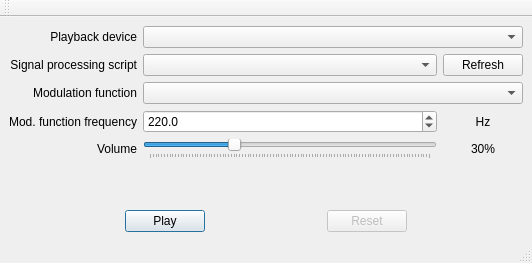
First picture: the form in src/wavegen.ui, repository kb1p/WaveGen, before the edit.
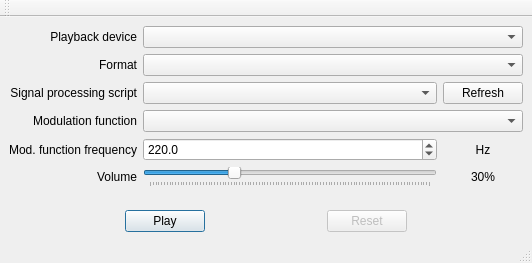
Second picture: the form after the edit.

Commit message: Allow format selection

```diff
--- a/src/wavegen.ui
+++ b/src/wavegen.ui
@@ -27,17 +27,84 @@
     </sizepolicy>
    </property>
    <layout class="QGridLayout" name="gridLayout">
-    <item row="2" column="0">
-     <widget class="QLabel" name="label_4">
+    <item row="3" column="1" colspan="2">
+     <widget class="QComboBox" name="cbxFunction">
+      <property name="statusTip">
+       <string>Choose the function to modulate audio wave</string>
+      </property>
+     </widget>
+    </item>
+    <item row="4" column="0">
+     <widget class="QLabel" name="label_5">
       <property name="text">
-       <string>Modulation function</string>
+       <string>Mod. function frequency</string>
       </property>
       <property name="alignment">
        <set>Qt::AlignRight|Qt::AlignTrailing|Qt::AlignVCenter</set>
       </property>
      </widget>
     </item>
-    <item row="6" column="0" colspan="3">
+    <item row="5" column="0">
+     <widget class="QLabel" name="label_3">
+      <property name="text">
+       <string>Volume</string>
+      </property>
+      <property name="alignment">
+       <set>Qt::AlignRight|Qt::AlignTrailing|Qt::AlignVCenter</set>
+      </property>
+     </widget>
+    </item>
+    <item row="5" column="1">
+     <widget class="QSlider" name="slVolume">
+      <property name="maximum">
+       <number>100</number>
+      </property>
+      <property name="value">
+       <number>30</number>
+      </property>
+      <property name="orientation">
+       <enum>Qt::Horizontal</enum>
+      </property>
+      <property name="tickPosition">
+       <enum>QSlider::TicksBelow</enum>
+      </property>
+     </widget>
+    </item>
+    <item row="0" column="0">
+     <widget class="QLabel" name="label">
+      <property name="text">
+       <string>Playback device</string>
+      </property>
+      <property name="alignment">
+       <set>Qt::AlignRight|Qt::AlignTrailing|Qt::AlignVCenter</set>
+      </property>
+     </widget>
+    </item>
+    <item row="2" column="1">
+     <widget class="QComboBox" name="cbxScript">
+      <property name="statusTip">
+       <string>Choose the modulation script</string>
+      </property>
+     </widget>
+    </item>
+    <item row="0" column="1" colspan="2">
+     <widget class="QComboBox" name="cbxDevice">
+      <property name="statusTip">
+       <string>Choose the playback device</string>
+      </property>
+     </widget>
+    </item>
+    <item row="2" column="2">
+     <widget class="QPushButton" name="btnRefresh">
+      <property name="statusTip">
+       <string>Reload the modulation script</string>
+      </property>
+      <property name="text">
+       <string>Refresh</string>
+      </property>
+     </widget>
+    </item>
+    <item row="7" column="0" colspan="3">
      <spacer name="verticalSpacer">
       <property name="orientation">
        <enum>Qt::Vertical</enum>
@@ -50,17 +117,32 @@
       </property>
      </spacer>
     </item>
-    <item row="4" column="0">
-     <widget class="QLabel" name="label_3">
-      <property name="text">
-       <string>Volume</string>
+    <item row="4" column="1">
+     <widget class="QDoubleSpinBox" name="txtFrequency">
+      <property name="toolTip">
+       <string/>
       </property>
-      <property name="alignment">
-       <set>Qt::AlignRight|Qt::AlignTrailing|Qt::AlignVCenter</set>
+      <property name="statusTip">
+       <string>Choose modulation frequency. Allowed range: 0 ~ 10000</string>
+      </property>
+      <property name="suffix">
+       <string/>
+      </property>
+      <property name="decimals">
+       <number>1</number>
+      </property>
+      <property name="maximum">
+       <double>10000.000000000000000</double>
+      </property>
+      <property name="singleStep">
+       <double>10.000000000000000</double>
+      </property>
+      <property name="value">
+       <double>220.000000000000000</double>
       </property>
      </widget>
     </item>
-    <item row="7" column="0" colspan="3">
+    <item row="8" column="0" colspan="3">
      <layout class="QHBoxLayout" name="horizontalLayout" stretch="0,0">
       <property name="sizeConstraint">
        <enum>QLayout::SetDefaultConstraint</enum>
@@ -108,67 +190,7 @@
       </item>
      </layout>
     </item>
-    <item row="1" column="0">
-     <widget class="QLabel" name="label_2">
-      <property name="text">
-       <string>Signal processing script</string>
-      </property>
-      <property name="alignment">
-       <set>Qt::AlignRight|Qt::AlignTrailing|Qt::AlignVCenter</set>
-      </property>
-     </widget>
-    </item>
-    <item row="0" column="1" colspan="2">
-     <widget class="QComboBox" name="cbxDevice">
-      <property name="statusTip">
-       <string>Choose the playback device</string>
-      </property>
-     </widget>
-    </item>
-    <item row="0" column="0">
-     <widget class="QLabel" name="label">
-      <property name="text">
-       <string>Playback device</string>
-      </property>
-      <property name="alignment">
-       <set>Qt::AlignRight|Qt::AlignTrailing|Qt::AlignVCenter</set>
-      </property>
-     </widget>
-    </item>
-    <item row="1" column="2">
-     <widget class="QPushButton" name="btnRefresh">
-      <property name="statusTip">
-       <string>Reload the modulation script</string>
-      </property>
-      <property name="text">
-       <string>Refresh</string>
-      </property>
-     </widget>
-    </item>
-    <item row="4" column="1">
-     <widget class="QSlider" name="slVolume">
-      <property name="maximum">
-       <number>100</number>
-      </property>
-      <property name="value">
-       <number>30</number>
-      </property>
-      <property name="orientation">
-       <enum>Qt::Horizontal</enum>
-      </property>
-      <property name="tickPosition">
-       <enum>QSlider::TicksBelow</enum>
-      </property>
-     </widget>
-    </item>
-    <item row="2" column="1" colspan="2">
-     <widget class="QComboBox" name="cbxFunction">
-      <property name="statusTip">
-       <string>Choose the function to modulate audio wave</string>
-      </property>
-     </widget>
-    </item>
-    <item row="4" column="2">
+    <item row="5" column="2">
      <widget class="QLabel" name="txtVolume">
       <property name="text">
        <string>30%</string>
@@ -178,49 +200,17 @@
       </property>
      </widget>
     </item>
-    <item row="1" column="1">
-     <widget class="QComboBox" name="cbxScript">
-      <property name="statusTip">
-       <string>Choose the modulation script</string>
-      </property>
-     </widget>
-    </item>
     <item row="3" column="0">
-     <widget class="QLabel" name="label_5">
+     <widget class="QLabel" name="label_4">
       <property name="text">
-       <string>Mod. function frequency</string>
+       <string>Modulation function</string>
       </property>
       <property name="alignment">
        <set>Qt::AlignRight|Qt::AlignTrailing|Qt::AlignVCenter</set>
       </property>
      </widget>
     </item>
-    <item row="3" column="1">
-     <widget class="QDoubleSpinBox" name="txtFrequency">
-      <property name="toolTip">
-       <string/>
-      </property>
-      <property name="statusTip">
-       <string>Choose modulation frequency. Allowed range: 0 ~ 10000</string>
-      </property>
-      <property name="suffix">
-       <string/>
-      </property>
-      <property name="decimals">
-       <number>1</number>
-      </property>
-      <property name="maximum">
-       <double>10000.000000000000000</double>
-      </property>
-      <property name="singleStep">
-       <double>10.000000000000000</double>
-      </property>
-      <property name="value">
-       <double>220.000000000000000</double>
-      </property>
-     </widget>
-    </item>
-    <item row="3" column="2">
+    <item row="4" column="2">
      <widget class="QLabel" name="label_6">
       <property name="text">
        <string>Hz</string>
@@ -230,6 +220,29 @@
       </property>
      </widget>
     </item>
+    <item row="2" column="0">
+     <widget class="QLabel" name="label_2">
+      <property name="text">
+       <string>Signal processing script</string>
+      </property>
+      <property name="alignment">
+       <set>Qt::AlignRight|Qt::AlignTrailing|Qt::AlignVCenter</set>
+      </property>
+     </widget>
+    </item>
+    <item row="1" column="1" colspan="2">
+     <widget class="QComboBox" name="cbxFormat"/>
+    </item>
+    <item row="1" column="0">
+     <widget class="QLabel" name="label_7">
+      <property name="text">
+       <string>Format</string>
+      </property>
+      <property name="alignment">
+       <set>Qt::AlignRight|Qt::AlignTrailing|Qt::AlignVCenter</set>
+      </property>
+     </widget>
+    </item>
    </layout>
   </widget>
   <widget class="QMenuBar" name="menuBar">
```
The commit also changes 2 other files.
